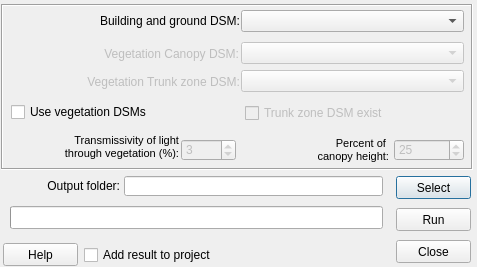
First picture: the form in SkyViewFactorCalculator/svf_calculator_dialog_base.ui, repository UMEP-dev/UMEP, before the edit.
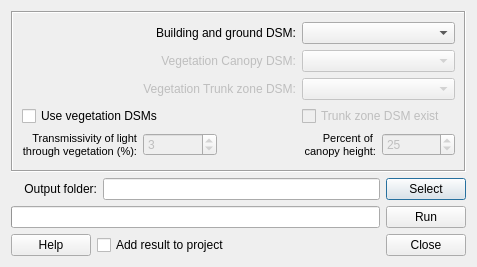
Second picture: the form after the edit.

Diff of the .ui file:
```diff
--- a/SkyViewFactorCalculator/svf_calculator_dialog_base.ui
+++ b/SkyViewFactorCalculator/svf_calculator_dialog_base.ui
@@ -16,159 +16,18 @@
   <property name="windowTitle">
    <string>Sky View Factor Calculator</string>
   </property>
-  <widget class="QCheckBox" name="checkBoxIntoCanvas">
-   <property name="enabled">
-    <bool>true</bool>
-   </property>
-   <property name="geometry">
-    <rect>
-     <x>84</x>
-     <y>246</y>
-     <width>250</width>
-     <height>18</height>
-    </rect>
-   </property>
-   <property name="text">
-    <string>Add result to project</string>
-   </property>
-  </widget>
-  <widget class="QPushButton" name="pushButtonSave">
-   <property name="geometry">
-    <rect>
-     <x>396</x>
-     <y>176</y>
-     <width>75</width>
-     <height>23</height>
-    </rect>
-   </property>
-   <property name="text">
-    <string>Select</string>
-   </property>
-  </widget>
-  <widget class="QLineEdit" name="textOutput">
-   <property name="geometry">
-    <rect>
-     <x>124</x>
-     <y>176</y>
-     <width>259</width>
-     <height>20</height>
-    </rect>
-   </property>
-  </widget>
-  <widget class="QLabel" name="label_4">
-   <property name="geometry">
-    <rect>
-     <x>8</x>
-     <y>178</y>
-     <width>112</width>
-     <height>16</height>
-    </rect>
-   </property>
-   <property name="text">
-    <string>Output folder:</string>
-   </property>
-   <property name="alignment">
-    <set>Qt::AlignRight|Qt::AlignTrailing|Qt::AlignVCenter</set>
-   </property>
-  </widget>
-  <widget class="QProgressBar" name="progressBar">
-   <property name="geometry">
-    <rect>
-     <x>10</x>
-     <y>206</y>
-     <width>373</width>
-     <height>23</height>
-    </rect>
-   </property>
-   <property name="value">
-    <number>0</number>
-   </property>
-   <property name="textVisible">
-    <bool>false</bool>
-   </property>
-  </widget>
-  <widget class="QPushButton" name="runButton">
-   <property name="geometry">
-    <rect>
-     <x>396</x>
-     <y>208</y>
-     <width>75</width>
-     <height>23</height>
-    </rect>
-   </property>
-   <property name="cursor">
-    <cursorShape>ArrowCursor</cursorShape>
-   </property>
-   <property name="text">
-    <string>Run</string>
-   </property>
-  </widget>
-  <widget class="QPushButton" name="pushButton">
-   <property name="geometry">
-    <rect>
-     <x>396</x>
-     <y>240</y>
-     <width>75</width>
-     <height>23</height>
-    </rect>
-   </property>
-   <property name="text">
-    <string>Close</string>
-   </property>
-  </widget>
+  <layout class="QGridLayout" name="gridLayout_2">
+   <item row="0" column="0" colspan="4">
   <widget class="QFrame" name="frame">
-   <property name="geometry">
-    <rect>
-     <x>1</x>
-     <y>4</y>
-     <width>472</width>
-     <height>166</height>
-    </rect>
-   </property>
    <property name="frameShape">
     <enum>QFrame::Box</enum>
    </property>
    <property name="frameShadow">
     <enum>QFrame::Sunken</enum>
    </property>
-   <widget class="QCheckBox" name="checkBoxTrunkExist">
-    <property name="enabled">
-     <bool>false</bool>
-    </property>
-    <property name="geometry">
-     <rect>
-      <x>244</x>
-      <y>100</y>
-      <width>214</width>
-      <height>18</height>
-     </rect>
-    </property>
-    <property name="text">
-     <string>Trunk zone DSM exist</string>
-    </property>
-   </widget>
-   <widget class="QComboBox" name="comboBox_vegdsm2">
-    <property name="enabled">
-     <bool>false</bool>
-    </property>
-    <property name="geometry">
-     <rect>
-      <x>240</x>
-      <y>66</y>
-      <width>223</width>
-      <height>22</height>
-     </rect>
-    </property>
-   </widget>
+     <layout class="QGridLayout" name="gridLayout">
+      <item row="0" column="0" colspan="3">
    <widget class="QLabel" name="label">
-    <property name="geometry">
-     <rect>
-      <x>22</x>
-      <y>9</y>
-      <width>217</width>
-      <height>16</height>
-     </rect>
-    </property>
     <property name="text">
      <string>Building and ground DSM:</string>
     </property>
@@ -176,18 +35,19 @@
      <set>Qt::AlignRight|Qt::AlignTrailing|Qt::AlignVCenter</set>
     </property>
    </widget>
+      </item>
+      <item row="0" column="3" colspan="2">
+       <widget class="QComboBox" name="comboBox_dsm">
+        <property name="enabled">
+         <bool>true</bool>
+        </property>
+       </widget>
+      </item>
+      <item row="1" column="0" colspan="3">
    <widget class="QLabel" name="label_2">
     <property name="enabled">
      <bool>false</bool>
     </property>
-    <property name="geometry">
-     <rect>
-      <x>24</x>
-      <y>42</y>
-      <width>214</width>
-      <height>16</height>
-     </rect>
-    </property>
     <property name="text">
      <string>Vegetation Canopy DSM:</string>
     </property>
@@ -195,60 +55,19 @@
      <set>Qt::AlignRight|Qt::AlignTrailing|Qt::AlignVCenter</set>
     </property>
    </widget>
+      </item>
+      <item row="1" column="3" colspan="2">
    <widget class="QComboBox" name="comboBox_vegdsm">
     <property name="enabled">
      <bool>false</bool>
     </property>
-    <property name="geometry">
-     <rect>
-      <x>240</x>
-      <y>38</y>
-      <width>223</width>
-      <height>22</height>
-     </rect>
-    </property>
-   </widget>
-   <widget class="QCheckBox" name="checkBoxUseVeg">
-    <property name="enabled">
-     <bool>true</bool>
-    </property>
-    <property name="geometry">
-     <rect>
-      <x>10</x>
-      <y>99</y>
-      <width>223</width>
-      <height>18</height>
-     </rect>
-    </property>
-    <property name="text">
-     <string>Use vegetation DSMs</string>
-    </property>
-   </widget>
-   <widget class="QComboBox" name="comboBox_dsm">
-    <property name="enabled">
-     <bool>true</bool>
-    </property>
-    <property name="geometry">
-     <rect>
-      <x>240</x>
-      <y>6</y>
-      <width>223</width>
-      <height>22</height>
-     </rect>
-    </property>
-   </widget>
+       </widget>
+      </item>
+      <item row="2" column="0" colspan="3">
    <widget class="QLabel" name="label_3">
     <property name="enabled">
      <bool>false</bool>
     </property>
-    <property name="geometry">
-     <rect>
-      <x>10</x>
-      <y>70</y>
-      <width>229</width>
-      <height>16</height>
-     </rect>
-    </property>
     <property name="text">
      <string>Vegetation Trunk zone DSM:</string>
     </property>
@@ -256,15 +75,36 @@
      <set>Qt::AlignRight|Qt::AlignTrailing|Qt::AlignVCenter</set>
     </property>
    </widget>
+      </item>
+      <item row="2" column="3" colspan="2">
+       <widget class="QComboBox" name="comboBox_vegdsm2">
+        <property name="enabled">
+         <bool>false</bool>
+        </property>
+       </widget>
+      </item>
+      <item row="3" column="0" colspan="3">
+       <widget class="QCheckBox" name="checkBoxUseVeg">
+        <property name="enabled">
+         <bool>true</bool>
+        </property>
+        <property name="text">
+         <string>Use vegetation DSMs</string>
+        </property>
+       </widget>
+      </item>
+      <item row="3" column="3" colspan="2">
+       <widget class="QCheckBox" name="checkBoxTrunkExist">
+        <property name="enabled">
+         <bool>false</bool>
+        </property>
+        <property name="text">
+         <string>Trunk zone DSM exist</string>
+        </property>
+       </widget>
+      </item>
+      <item row="4" column="0">
    <widget class="QLabel" name="label_8">
-    <property name="geometry">
-     <rect>
-      <x>6</x>
-      <y>126</y>
-      <width>172</width>
-      <height>34</height>
-     </rect>
-    </property>
     <property name="text">
      <string>&lt;!DOCTYPE HTML PUBLIC &quot;-//W3C//DTD HTML 4.0//EN&quot; &quot;http://www.w3.org/TR/REC-html40/strict.dtd&quot;&gt;
 &lt;html&gt;&lt;head&gt;&lt;meta name=&quot;qrichtext&quot; content=&quot;1&quot; /&gt;&lt;style type=&quot;text/css&quot;&gt;
@@ -277,31 +117,19 @@
      <set>Qt::AlignRight|Qt::AlignTrailing|Qt::AlignVCenter</set>
     </property>
    </widget>
-   <widget class="QSpinBox" name="spinBoxTrunkHeight">
+      </item>
+      <item row="4" column="1">
+       <widget class="QSpinBox" name="spinBoxTrans">
     <property name="enabled">
      <bool>false</bool>
     </property>
-    <property name="geometry">
-     <rect>
-      <x>393</x>
-      <y>135</y>
-      <width>70</width>
-      <height>22</height>
-     </rect>
-    </property>
     <property name="value">
-     <number>25</number>
-    </property>
-   </widget>
+         <number>3</number>
+        </property>
+       </widget>
+      </item>
+      <item row="4" column="2" colspan="2">
    <widget class="QLabel" name="label_5">
-    <property name="geometry">
-     <rect>
-      <x>231</x>
-      <y>129</y>
-      <width>157</width>
-      <height>34</height>
-     </rect>
-    </property>
     <property name="text">
      <string>&lt;!DOCTYPE HTML PUBLIC &quot;-//W3C//DTD HTML 4.0//EN&quot; &quot;http://www.w3.org/TR/REC-html40/strict.dtd&quot;&gt;
 &lt;html&gt;&lt;head&gt;&lt;meta name=&quot;qrichtext&quot; content=&quot;1&quot; /&gt;&lt;style type=&quot;text/css&quot;&gt;
@@ -314,36 +142,85 @@
      <set>Qt::AlignRight|Qt::AlignTrailing|Qt::AlignVCenter</set>
     </property>
    </widget>
-   <widget class="QSpinBox" name="spinBoxTrans">
+      </item>
+      <item row="4" column="4">
+       <widget class="QSpinBox" name="spinBoxTrunkHeight">
     <property name="enabled">
      <bool>false</bool>
     </property>
-    <property name="geometry">
-     <rect>
-      <x>180</x>
-      <y>135</y>
-      <width>55</width>
-      <height>22</height>
-     </rect>
-    </property>
+        <property name="value">
+         <number>25</number>
+        </property>
+       </widget>
+      </item>
+     </layout>
+    </widget>
+   </item>
+   <item row="1" column="0" colspan="2">
+    <widget class="QLabel" name="label_4">
+     <property name="text">
+      <string>Output folder:</string>
+     </property>
+     <property name="alignment">
+      <set>Qt::AlignRight|Qt::AlignTrailing|Qt::AlignVCenter</set>
+     </property>
+    </widget>
+   </item>
+   <item row="1" column="2">
+    <widget class="QLineEdit" name="textOutput"/>
+   </item>
+   <item row="1" column="3">
+    <widget class="QPushButton" name="pushButtonSave">
+     <property name="text">
+      <string>Select</string>
+     </property>
+    </widget>
+   </item>
+   <item row="2" column="0" colspan="3">
+    <widget class="QProgressBar" name="progressBar">
     <property name="value">
-     <number>3</number>
-    </property>
-   </widget>
-  </widget>
+      <number>0</number>
+     </property>
+     <property name="textVisible">
+      <bool>false</bool>
+     </property>
+    </widget>
+   </item>
+   <item row="2" column="3">
+    <widget class="QPushButton" name="runButton">
+     <property name="cursor">
+      <cursorShape>ArrowCursor</cursorShape>
+     </property>
+     <property name="text">
+      <string>Run</string>
+     </property>
+    </widget>
+   </item>
+   <item row="3" column="0">
   <widget class="QPushButton" name="pushButtonHelp">
-   <property name="geometry">
-    <rect>
-     <x>3</x>
-     <y>243</y>
-     <width>75</width>
-     <height>23</height>
-    </rect>
-   </property>
    <property name="text">
     <string>Help</string>
    </property>
   </widget>
+   </item>
+   <item row="3" column="1" colspan="2">
+    <widget class="QCheckBox" name="checkBoxIntoCanvas">
+     <property name="enabled">
+      <bool>true</bool>
+     </property>
+     <property name="text">
+      <string>Add result to project</string>
+     </property>
+    </widget>
+   </item>
+   <item row="3" column="3">
+    <widget class="QPushButton" name="pushButton">
+     <property name="text">
+      <string>Close</string>
+     </property>
+    </widget>
+   </item>
+  </layout>
   <zorder>frame</zorder>
   <zorder>checkBoxIntoCanvas</zorder>
   <zorder>pushButtonSave</zorder>
```
Left out of the diff: 26 changed lines with no effect on the pictures. Lines whose indentation alone changed are shown as unchanged.
